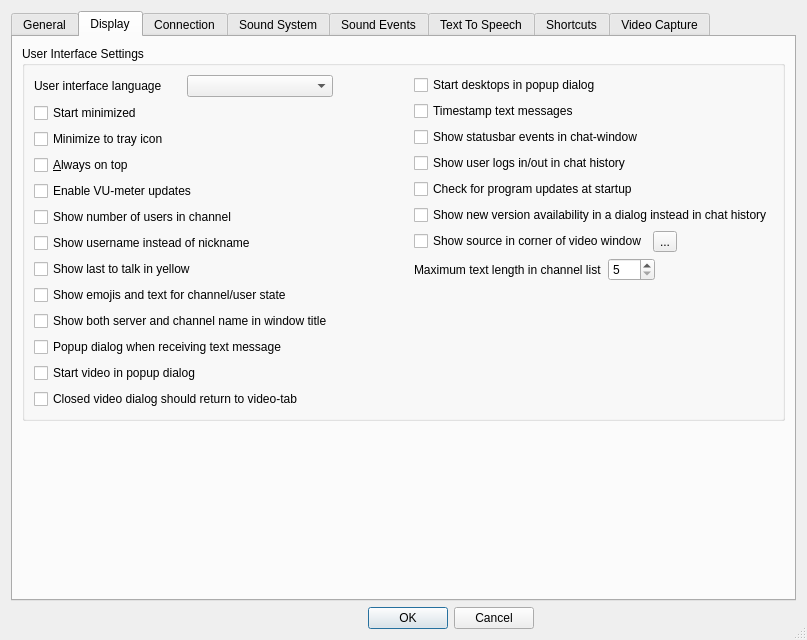
This is Client/qtTeamTalk/preferences.ui in BearWare/TeamTalk5 as Qt 5 draws it before an edit. The edited form follows.
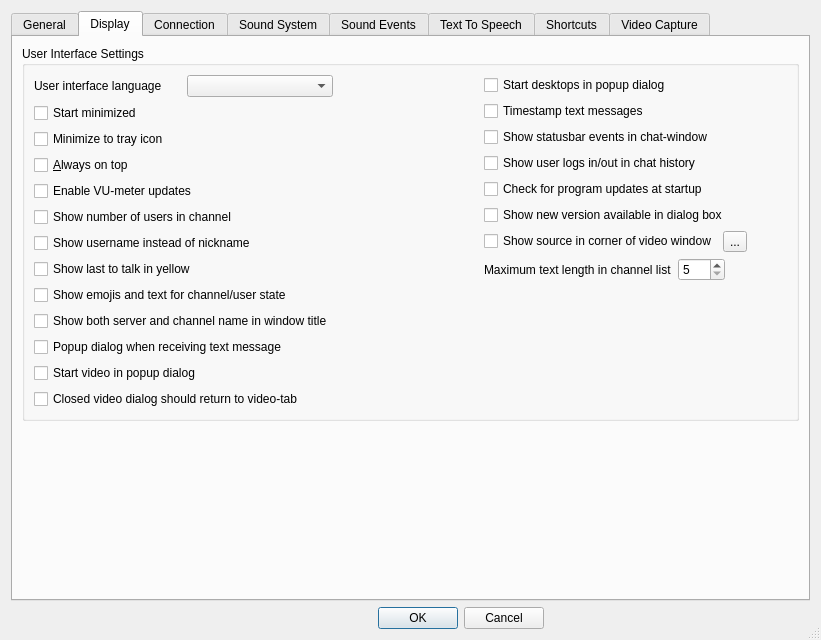
This is the edited form. The open tabs and pages were chosen to show the change. Icons and pictures are not drawn. Custom widgets are drawn as their Qt base class.

Commit message: Uncheck sw-update dialog if version check is disabled. Rephrased update text.

```diff
--- a/Client/qtTeamTalk/preferences.ui
+++ b/Client/qtTeamTalk/preferences.ui
@@ -6,7 +6,7 @@
    <rect>
     <x>0</x>
     <y>0</y>
-    <width>807</width>
+    <width>821</width>
     <height>640</height>
    </rect>
   </property>
@@ -486,7 +486,7 @@
             <item>
              <widget class="QCheckBox" name="updatesDlgChkBox">
               <property name="text">
-               <string>Show new version availability in a dialog instead in chat history</string>
+               <string>Show new version available in dialog box</string>
               </property>
              </widget>
             </item>
```
Left out of the diff: 1 changed line with no effect on the pictures. The commit also changes 2 other files.
